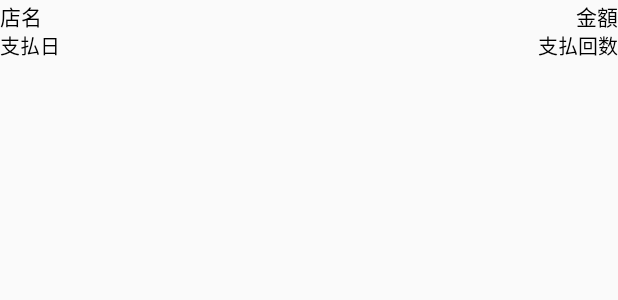
After one commit to choi-olv/IssuerAppClone, an Android app: the layout detail_list_item.xml on its own in the app's theme, with its tools: preview values and no code run, on a phone screen of 412 x 824 dp. The commit adds this screen. Shown: the top 300 px of the screen. Run offline under Robolectric (Android 15) with nearby library versions, the phone set to English and light mode, and no system bars.

Commit message:
メイン画面 使用APIの変更によるレスポンスパラメータ表示不具合修正、リストビューのアイテム用ビュー適用

```diff
--- a/app/build.gradle
+++ b/app/build.gradle
@@ -25,7 +25,10 @@ dependencies {
     implementation 'com.android.support.constraint:constraint-layout:2.0.1'
     implementation 'com.squareup.retrofit2:retrofit:2.6.0'
     implementation 'com.squareup.retrofit2:converter-gson:2.6.0'
+    implementation 'com.jakewharton:butterknife:8.7.0'
     compileOnly 'org.projectlombok:lombok:1.18.12'
+    annotationProcessor 'com.jakewharton:butterknife:8.7.0'
+    annotationProcessor 'com.jakewharton:butterknife-compiler:8.+'
     annotationProcessor 'org.projectlombok:lombok:1.18.12'
     testImplementation 'junit:junit:4.12'
     androidTestImplementation 'com.android.support.test:runner:1.0.2'
--- a/app/src/main/java/jp/co/olv/choi/issuer_app_clone/HttpClient.java
+++ b/app/src/main/java/jp/co/olv/choi/issuer_app_clone/HttpClient.java
@@ -20,7 +20,7 @@ public class HttpClient {
             .build();
 
     private static final Gson gson = new GsonBuilder()
-            .setFieldNamingPolicy(FieldNamingPolicy.LOWER_CASE_WITH_UNDERSCORES)
+            .setFieldNamingPolicy(FieldNamingPolicy.IDENTITY)
             .create();
 
     public static RequestApiService getRequestApiService() {
--- a/app/src/main/res/layout/activity_main.xml
+++ b/app/src/main/res/layout/activity_main.xml
@@ -54,7 +54,7 @@
                     android:layout_height="match_parent"
                     android:layout_weight="1"
                     android:text="@string/top_menu_change_pay_amount" />
-
+10                                                                                                                                                                                                                                                                                                                                                                                                                                                                                                                                                                                                                                                                                                                                                                                                                                                                                                                                                                                    022
                 <Button
                     android:id="@+id/top_menu_button4"
                     style="@style/Widget.AppCompat.Button.Borderless"
--- /dev/null
+++ b/app/src/main/res/layout/detail_list_item.xml
@@ -0,0 +1,49 @@
+<?xml version="1.0" encoding="utf-8"?>
+<android.support.constraint.ConstraintLayout xmlns:android="http://schemas.android.com/apk/res/android"
+    xmlns:app="http://schemas.android.com/apk/res-auto"
+    xmlns:tools="http://schemas.android.com/tools"
+    android:layout_width="match_parent"
+    android:layout_height="wrap_content"
+    android:minHeight="41dp"
+    tools:layout_editor_absoluteY="25dp">
+
+    <TextView
+        android:id="@+id/dedail_list_shop_name"
+        android:layout_width="wrap_content"
+        android:layout_height="wrap_content"
+        android:text="@string/dedail_list_shop_name"
+        android:textColor="@android:color/black"
+        app:layout_constraintStart_toStartOf="parent"
+        app:layout_constraintTop_toTopOf="parent" />
+
+    <TextView
+        android:id="@+id/dedail_list_amount"
+        android:layout_width="wrap_content"
+        android:layout_height="wrap_content"
+        android:text="@string/dedail_list_amount"
+        android:textColor="@android:color/black"
+        app:layout_constraintEnd_toEndOf="parent"
+        app:layout_constraintTop_toTopOf="parent" />
+
+    <TextView
+        android:id="@+id/dedail_list_pay_date"
+        android:layout_width="wrap_content"
+        android:layout_height="wrap_content"
+        android:text="@string/dedail_list_pay_date"
+        android:textAllCaps="false"
+        android:textColor="@android:color/black"
+        android:textSize="13sp"
+        app:layout_constraintBottom_toBottomOf="parent"
+        app:layout_constraintStart_toStartOf="parent" />
+
+    <TextView
+        android:id="@+id/dedail_list_pay_count"
+        android:layout_width="wrap_content"
+        android:layout_height="wrap_content"
+        android:text="@string/dedail_list_pay_count"
+        android:textAllCaps="false"
+        android:textColor="@android:color/black"
+        android:textSize="13sp"
+        app:layout_constraintBottom_toBottomOf="parent"
+        app:layout_constraintEnd_toEndOf="parent" />
+</android.support.constraint.ConstraintLayout>
--- a/app/src/main/res/values/strings.xml
+++ b/app/src/main/res/values/strings.xml
@@ -8,8 +8,15 @@
     <string name="top_menu_change_pay_amount">お支払額変更</string>
     <string name="top_menu_check_other_month">他の月を見る</string>
 
+    <string name="dedail_list_shop_name">店名</string>
+    <string name="dedail_list_amount">金額</string>
+    <string name="dedail_list_pay_date">支払日</string>
+    <string name="dedail_list_pay_count">支払回数</string>
+
     <string name="bottom_menu_home">ホーム</string>
     <string name="bottom_menu_deal">お得情報</string>
     <string name="bottom_menu_household">家計管理</string>
     <string name="bottom_menu_menu">メニュー</string>
+
+
 </resources>
--- a/build.gradle
+++ b/build.gradle
@@ -13,6 +13,7 @@ buildscript {
         classpath 'com.android.tools.build:gradle:3.1.3'
         classpath 'com.android.tools.build:gradle:2.1.0-alpha4'
         classpath "io.realm:realm-gradle-plugin:7.0.0-beta-SNAPSHOT"
+        classpath 'com.jakewharton:butterknife-gradle-plugin:8.7.0'
 
 
         // NOTE: Do not place your application dependencies here; they belong
```
Also changed, not shown: app/src/main/java/jp/co/olv/choi/issuer_app_clone/DetailListAdapter.java (added, +71 -0 lines), app/src/main/java/jp/co/olv/choi/issuer_app_clone/MainActivity.java (+9 -15 lines), app/src/main/java/jp/co/olv/choi/issuer_app_clone/PayDetail.java (+8 -0 lines).
